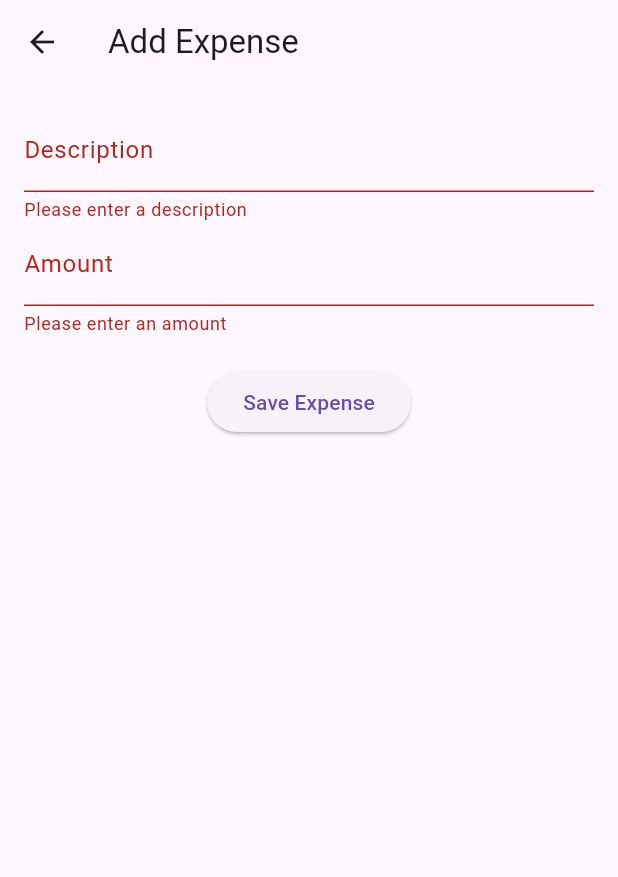
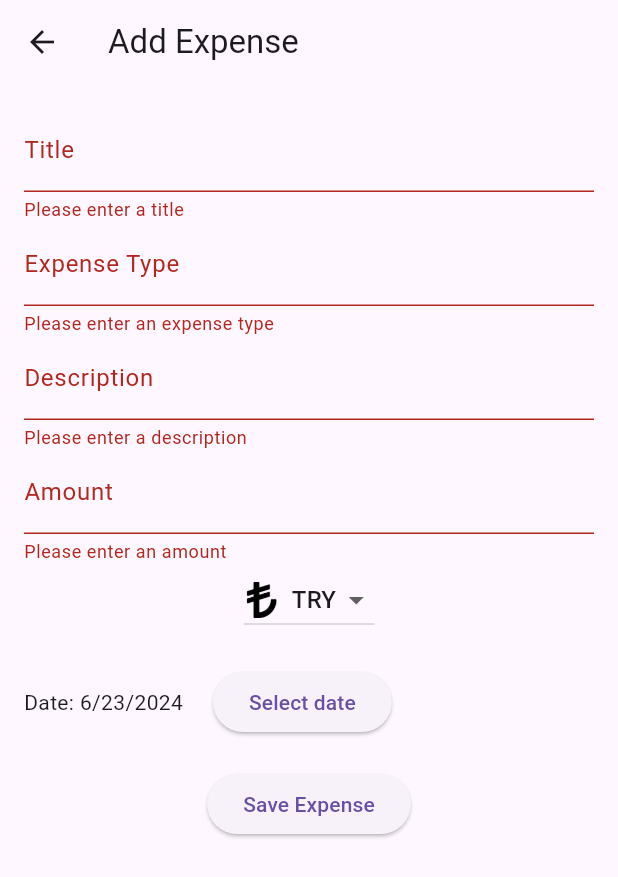
Before and after one commit to EbubekirKurt/ExpenseTrackerFlutter, a Flutter app: the AddExpenseScreen screen opened directly, after a tap on "Save Expense", on a phone screen of 412 x 824 dp. Shown: the top 877 px of the screen. Run offline on Flutter 3.47's test engine with Material 3 defaults, Android fonts, the phone set to English and light mode, and no system bars.

Commit message:
add expense, view expenses

```diff
--- a/lib/main.dart
+++ b/lib/main.dart
@@ -1,4 +1,5 @@
 import 'package:flutter/material.dart';
+import 'package:intl/intl.dart';
 
 void main() {
   runApp(ExpenseTrackerApp());
@@ -50,7 +51,7 @@ class HomeScreen extends StatelessWidget {
                   MaterialPageRoute(builder: (context) => ViewExpensesScreen()),
                 );
               },
-              child: Text('View Expenses'),
+              child: Text('My Expenses'),
             ),
           ],
         ),
@@ -66,16 +67,28 @@ class AddExpenseScreen extends StatefulWidget {
 
 class _AddExpenseScreenState extends State<AddExpenseScreen> {
   final _formKey = GlobalKey<FormState>();
+  final _titleController = TextEditingController();
+  final _typeController = TextEditingController();
   final _descriptionController = TextEditingController();
   final _amountController = TextEditingController();
+  String _selectedCurrency = 'TRY';
+  DateTime _selectedDate = DateTime.now();
 
   void _saveExpense() {
     if (_formKey.currentState!.validate()) {
+      final title = _titleController.text;
+      final type = _typeController.text;
       final description = _descriptionController.text;
       final amount = double.parse(_amountController.text);
 
-      // Save the expense (in-memory list for demonstration)
-      expenses.add(Expense(description: description, amount: amount));
+      expenses.add(Expense(
+        title: title,
+        type: type,
+        description: description,
+        amount: amount,
+        currency: _selectedCurrency,
+        date: _selectedDate,
+      ));
 
       Navigator.pop(context);
     }
@@ -83,9 +96,24 @@ class _AddExpenseScreenState extends State<AddExpenseScreen> {
 
   @override
   void dispose() {
+    _titleController.dispose();
+    _typeController.dispose();
     _descriptionController.dispose();
     _amountController.dispose();
     super.dispose();
+  }
+
+  Future<void> _selectDate(BuildContext context) async {
+    final DateTime? picked = await showDatePicker(
+      context: context,
+      initialDate: _selectedDate,
+      firstDate: DateTime(2000),
+      lastDate: DateTime(2101),
+    );
+    if (picked != null && picked != _selectedDate)
+      setState(() {
+        _selectedDate = picked;
+      });
   }
 
   @override
@@ -100,6 +128,26 @@ class _AddExpenseScreenState extends State<AddExpenseScreen> {
           key: _formKey,
           child: Column(
             children: <Widget>[
+              TextFormField(
+                controller: _titleController,
+                decoration: InputDecoration(labelText: 'Title'),
+                validator: (value) {
+                  if (value == null || value.isEmpty) {
+                    return 'Please enter a title';
+                  }
+                  return null;
+                },
+              ),
+              TextFormField(
+                controller: _typeController,
+                decoration: InputDecoration(labelText: 'Expense Type'),
+                validator: (value) {
+                  if (value == null || value.isEmpty) {
+                    return 'Please enter an expense type';
+                  }
+                  return null;
+                },
+              ),
               TextFormField(
                 controller: _descriptionController,
                 decoration: InputDecoration(labelText: 'Description'),
@@ -124,6 +172,45 @@ class _AddExpenseScreenState extends State<AddExpenseScreen> {
                   return null;
                 },
               ),
+              DropdownButton<String>(
+                value: _selectedCurrency,
+                onChanged: (String? newValue) {
+                  setState(() {
+                    _selectedCurrency = newValue!;
+                  });
+                },
+                items: <String>['TRY', 'USD', 'EUR']
+                    .map<DropdownMenuItem<String>>((String value) {
+                  return DropdownMenuItem<String>(
+                    value: value,
+                    child: Row(
+                      children: <Widget>[
+                        if (value == 'TRY')
+                          Image.asset('assets/try.png', width: 24, height: 24),
+                        if (value == 'USD')
+                          Image.asset('assets/usd.png', width: 24, height: 24),
+                        if (value == 'EUR')
+                          Image.asset('assets/eur.png', width: 24, height: 24),
+                        SizedBox(width: 8),
+                        Text(value),
+                      ],
+                    ),
+                  );
+                }).toList(),
+              ),
+              SizedBox(height: 20),
+              Row(
+                children: <Widget>[
+                  Text(
+                    'Date: ${DateFormat.yMd().format(_selectedDate)}',
+                  ),
+                  SizedBox(width: 20),
+                  ElevatedButton(
+                    onPressed: () => _selectDate(context),
+                    child: Text('Select date'),
+                  ),
+                ],
+              ),
               SizedBox(height: 20),
               ElevatedButton(
                 onPressed: _saveExpense,
@@ -142,15 +229,18 @@ class ViewExpensesScreen extends StatelessWidget {
   Widget build(BuildContext context) {
     return Scaffold(
       appBar: AppBar(
-        title: Text('View Expenses'),
+        title: Text('My Expenses'),
       ),
       body: ListView.builder(
         itemCount: expenses.length,
         itemBuilder: (context, index) {
           final expense = expenses[index];
           return ListTile(
-            title: Text(expense.description),
-            subtitle: Text('\$${expense.amount.toStringAsFixed(2)}'),
+            title: Text(expense.title),
+            subtitle: Text(
+              '${expense.type}\n${expense.currency} ${expense.amount.toStringAsFixed(2)} on ${DateFormat.yMd().format(expense.date)}\n${expense.description}',
+              style: TextStyle(height: 1.5),
+            ),
           );
         },
       ),
@@ -159,10 +249,21 @@ class ViewExpensesScreen extends StatelessWidget {
 }
 
 class Expense {
+  final String title;
+  final String type;
   final String description;
   final double amount;
+  final String currency;
+  final DateTime date;
 
-  Expense({required this.description, required this.amount});
+  Expense({
+    required this.title,
+    required this.type,
+    required this.description,
+    required this.amount,
+    required this.currency,
+    required this.date,
+  });
 }
 
 List<Expense> expenses = [];
--- a/pubspec.yaml
+++ b/pubspec.yaml
@@ -35,6 +35,7 @@ dependencies:
   # The following adds the Cupertino Icons font to your application.
   # Use with the CupertinoIcons class for iOS style icons.
   cupertino_icons: ^1.0.6
+  intl: ^0.17.0
 
 dev_dependencies:
   flutter_test:
@@ -57,6 +58,10 @@ flutter:
   # included with your application, so that you can use the icons in
   # the material Icons class.
   uses-material-design: true
+  assets:
+    - assets/try.png
+    - assets/usd.png
+    - assets/eur.png
 
   # To add assets to your application, add an assets section, like this:
   # assets:
```
Also changed, not shown: assets/eur.png (added), assets/try.png (added), assets/usd.png (added), pubspec.lock.
